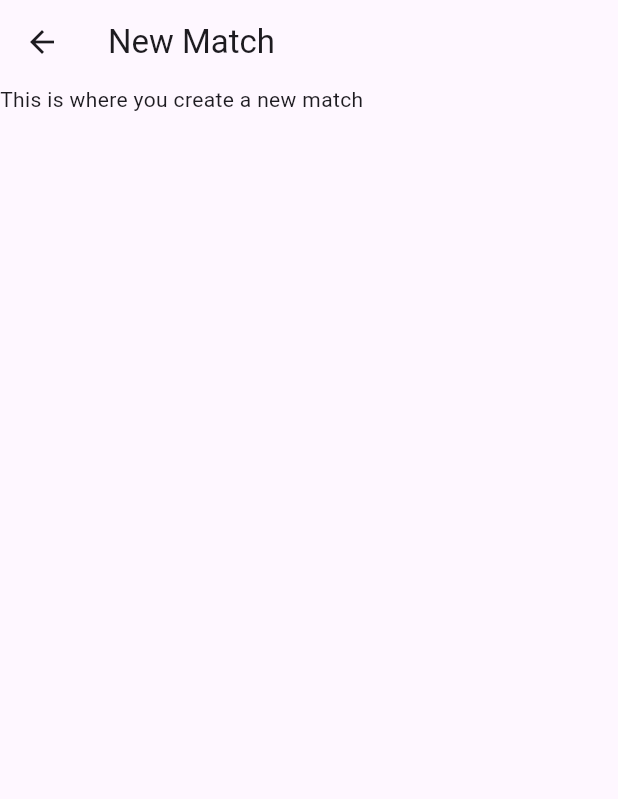
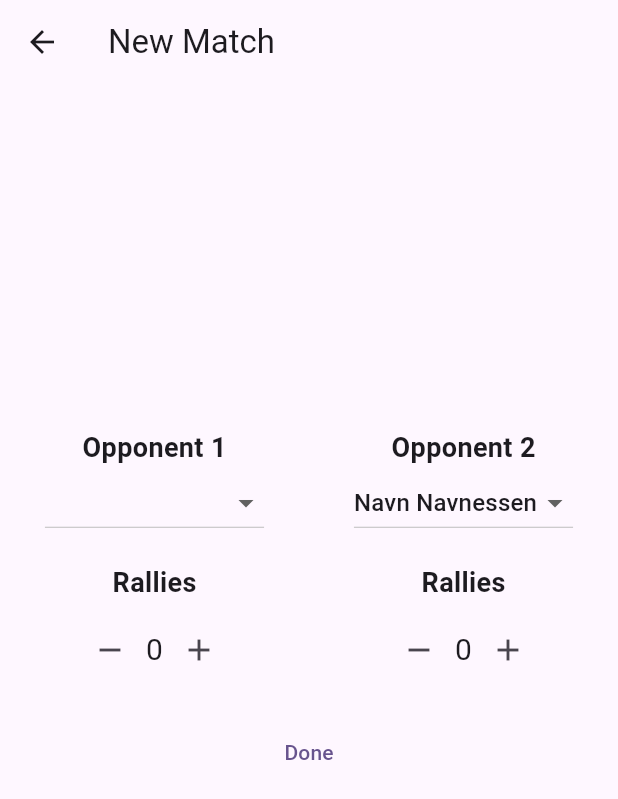
Before and after one commit to flippi321/squashapp, a Flutter app: the NewMatchPage screen opened directly, on a phone screen of 412 x 824 dp. Shown: the top 799 px of the screen. Run offline on Flutter 3.47's test engine with Material 3 defaults, Android fonts, the light colour scheme and no system bars; our stand-ins replace cloud_firestore, firebase_auth, firebase_core, get; accounts and stored records are empty.

Commit message:
Updated newMatchPage to have an actual UI

```diff
--- a/lib/screens/new_match/newmatchpage.dart
+++ b/lib/screens/new_match/newmatchpage.dart
@@ -1,20 +1,193 @@
+import 'package:cloud_firestore/cloud_firestore.dart';
 import 'package:flutter/material.dart';
+import 'package:provider/provider.dart';
+import 'package:squashmate/models/match_model.dart';
+import 'package:squashmate/models/user_model.dart';
+import 'package:squashmate/services/auth_service.dart';
 
 class NewMatchPage extends StatefulWidget {
-  const NewMatchPage({super.key});
+  const NewMatchPage({Key? key}) : super(key: key);
 
   @override
   NewMatchState createState() => NewMatchState();
 }
 
 class NewMatchState extends State<NewMatchPage> {
+  late UserModel leftUser;
+  late UserModel rightUser;
+  late AuthService authService;
+  int leftUserCounter = 0;
+  int rightUserCounter = 0;
+  String errorMessage = "";
+
+  // TODO Fetch all users form backend
+  List<UserModel> getUsers() {
+    List<UserModel> users = [];
+    UserModel user1 = const UserModel(
+        username: "bruker1", firstName: "Navn", lastName: "Navnessen");
+    UserModel user2 = const UserModel(
+        username: "bruker2", firstName: "Ole", lastName: "Nordmann");
+    users.add(user1);
+    users.add(user2);
+    if (authService.currentUser != null) {
+      users.add(authService.currentUser!);
+    }
+    return users;
+  }
+
+  // Actually save match
+  saveMatch(context) {
+    // We need to update the state if we change the error screen
+    setState(
+      () {
+        if (leftUser.username == rightUser.username) {
+          errorMessage = "A match can't be played between you and yourself...";
+        } else if (leftUserCounter <= 0 && rightUserCounter <= 0) {
+          errorMessage = "At least one user has to win a rally";
+        } else {
+          MatchModel match = MatchModel(
+            matchDate: Timestamp.now(),
+            player1: leftUser.username,
+            player2: rightUser.username,
+          );
+          Navigator.of(context).pop();
+        }
+      },
+    );
+  }
+
+  @override
+  void initState() {
+    super.initState();
+    // Get user information from AuthService
+    authService = context.read<AuthService>();
+    leftUser = authService.currentUser!;
+    rightUser = getUsers().first;
+  }
+
   @override
   Widget build(BuildContext context) {
     return Scaffold(
       appBar: AppBar(
         title: const Text('New Match'),
       ),
-      body: const Text("This is where you create a new match")
+      body: Column(
+        mainAxisAlignment: MainAxisAlignment.center,
+        children: [
+          Text(
+            errorMessage,
+            style: const TextStyle(color: Colors.red, fontSize: 14),
+          ),
+          const SizedBox(
+            height: 10,
+          ),
+          Row(
+            children: [
+              buildColumn(true),
+              buildColumn(false),
+            ],
+          ),
+          const SizedBox(
+            height: 20,
+          ),
+          TextButton(
+            onPressed: () {
+              saveMatch(context);
+            },
+            child: const Text("Done"),
+          ),
+          const SizedBox(
+            height: 100,
+          ),
+        ],
+      ),
+    );
+  }
+
+  // Built one of the columns
+  Widget buildColumn(bool isLeftColumn) {
+    List<UserModel> users = getUsers();
+
+    return Expanded(
+      child: Column(
+        mainAxisAlignment: MainAxisAlignment.center,
+        crossAxisAlignment: CrossAxisAlignment.center,
+        children: [
+          Text(
+            isLeftColumn ? "Opponent 1" : "Opponent 2",
+            style: const TextStyle(
+              fontSize: 18,
+              fontWeight: FontWeight.bold,
+            ),
+          ),
+          const SizedBox(width: 8),
+          DropdownButton<UserModel>(
+            value: isLeftColumn ? leftUser : rightUser,
+            key: UniqueKey(), // Add this line to ensure uniqueness
+            onChanged: (newValue) {
+              setState(() {
+                if (isLeftColumn) {
+                  leftUser = newValue!;
+                } else {
+                  rightUser = newValue!;
+                }
+              });
+            },
+            items: users.map((user) {
+              return DropdownMenuItem<UserModel>(
+                key: UniqueKey(), // Add this line to ensure uniqueness
+                value: user,
+                child: Text("${user.firstName} ${user.lastName}"),
+              );
+            }).toList(),
+          ),
+          const SizedBox(height: 16),
+          const Text(
+            "Rallies",
+            style: TextStyle(fontSize: 18, fontWeight: FontWeight.bold),
+          ),
+          const SizedBox(height: 8),
+          buildRalliesCounter(isLeftColumn),
+        ],
+      ),
+    );
+  }
+
+  Widget buildRalliesCounter(bool isLeftColumn) {
+    final counter = isLeftColumn ? leftUserCounter : rightUserCounter;
+
+    return Row(
+      mainAxisAlignment: MainAxisAlignment.center,
+      children: [
+        IconButton(
+          onPressed: () {
+            setState(() {
+              if (isLeftColumn && leftUserCounter > 0) {
+                leftUserCounter--;
+              } else if (!isLeftColumn && rightUserCounter > 0) {
+                rightUserCounter--;
+              }
+            });
+          },
+          icon: const Icon(Icons.remove),
+        ),
+        Text(
+          '$counter',
+          style: const TextStyle(fontSize: 20),
+        ),
+        IconButton(
+          onPressed: () {
+            setState(() {
+              if (isLeftColumn && leftUserCounter < 99) {
+                leftUserCounter++;
+              } else if (!isLeftColumn && rightUserCounter < 99) {
+                rightUserCounter++;
+              }
+            });
+          },
+          icon: const Icon(Icons.add),
+        ),
+      ],
     );
   }
 }
```
